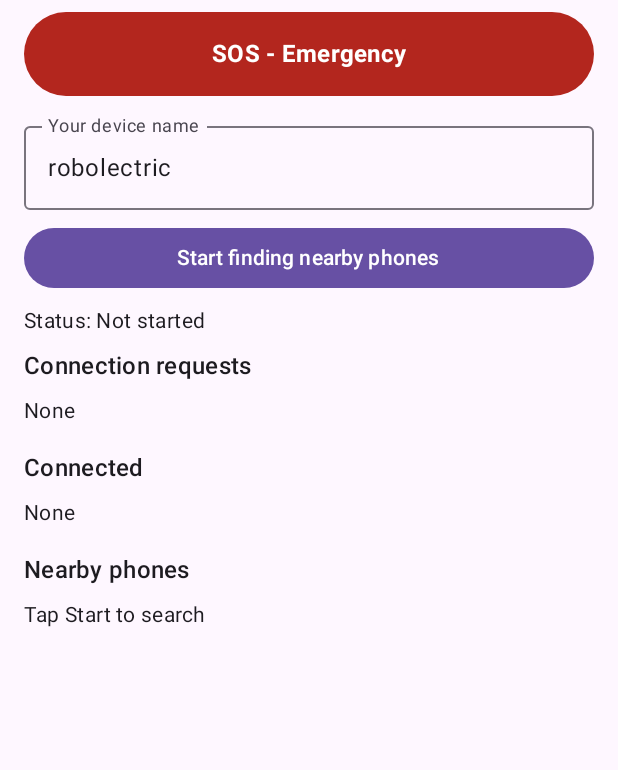
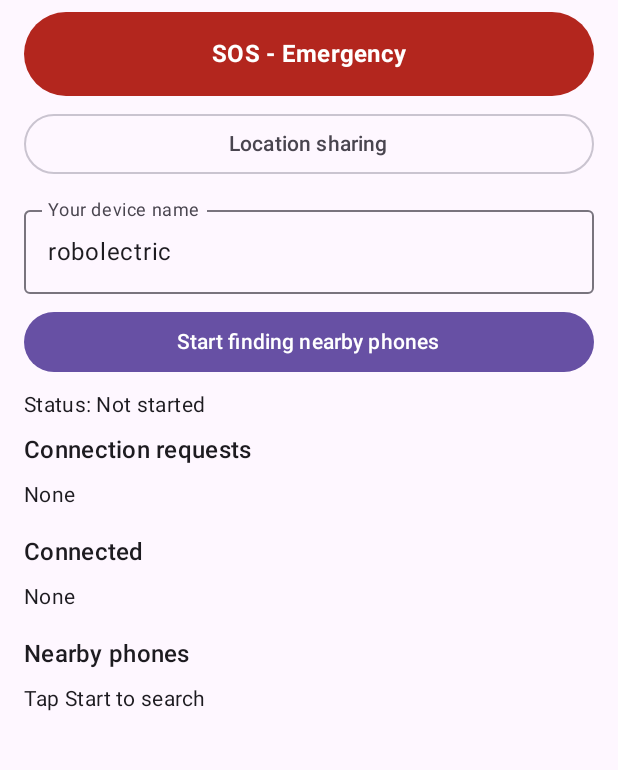
Before and after one commit to foodpenstudio-ops/Hamrah, an Android app built with Jetpack Compose: the screen it shows after launch (MainActivity), on a phone screen of 412 x 824 dp, the part 96-866 px from its top. Run offline under Robolectric (Android 15) with nearby library versions, the phone set to English and light mode, and no system bars; our stand-ins replace Room's generated code; libraries missing offline, so code that uses them is left out: com.google.android.gms.

Commit message:
Update HomeScreen.kt

```diff
--- a/app/src/main/java/com/hamrah/app/HomeScreen.kt
+++ b/app/src/main/java/com/hamrah/app/HomeScreen.kt
@@ -38,6 +38,7 @@ fun HomeScreen(
     connected: List<ConnectedDevice>,
     nearby: List<DiscoveredDevice>,
     onSos: () -> Unit,
+    onLocation: () -> Unit,
     onStart: () -> Unit,
     onStop: () -> Unit,
     onAccept: (String) -> Unit,
@@ -75,6 +76,12 @@ fun HomeScreen(
                 fontWeight = FontWeight.Bold
             )
         }
+        Spacer(modifier = Modifier.height(8.dp))
+
+        OutlinedButton(
+            onClick = onLocation,
+            modifier = Modifier.fillMaxWidth()
+        ) { Text("Location sharing") }
         Spacer(modifier = Modifier.height(12.dp))
 
         OutlinedTextField(
```
